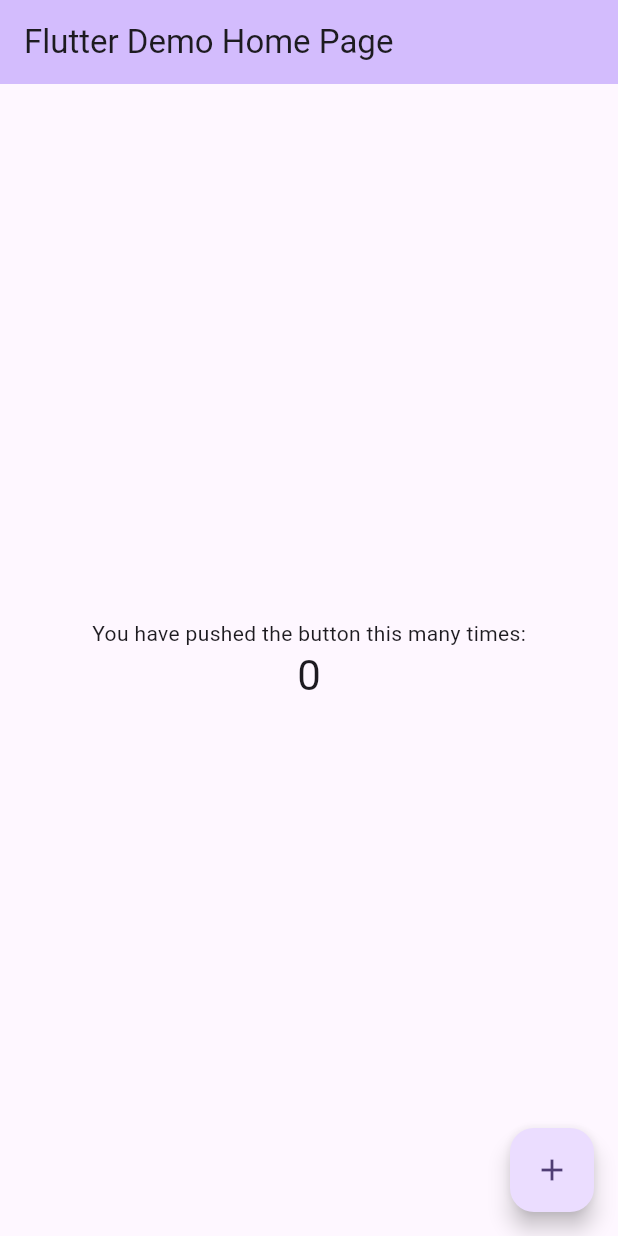
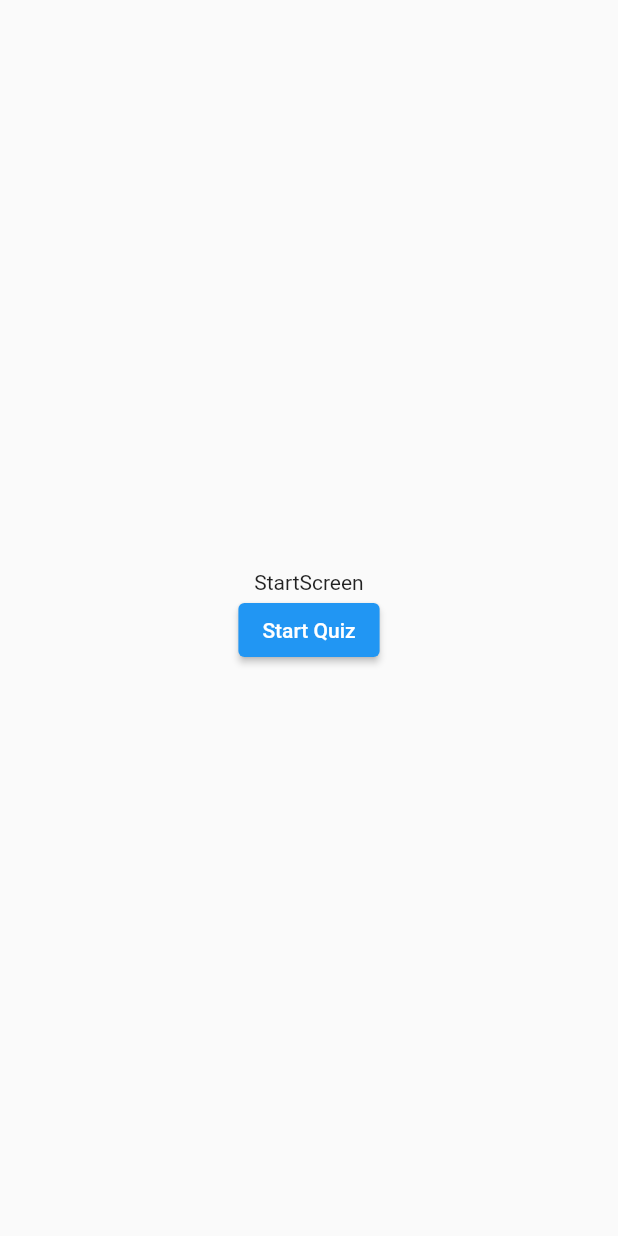
Before and after one commit to nishant-bhandigare/QuizApp, a Flutter app: the screen it shows after launch, on a phone screen of 412 x 824 dp. Run offline on Flutter 3.47's test engine with Material 2 defaults, Android fonts, the phone set to English and light mode, and no system bars.

Commit message:
completed basic quiz working without calculating marks

```diff
--- /dev/null
+++ b/lib/data/questions.dart
@@ -0,0 +1,55 @@
+import 'package:quizapp/models/quiz_question.dart';
+
+const questions = [
+  QuizQuestion(
+    'What are the main building blocks of Flutter UIs?',
+    [
+      'Widgets',
+      'Components',
+      'Blocks',
+      'Functions',
+    ],
+  ),
+  QuizQuestion('How are Flutter UIs built?', [
+    'By combining widgets in code',
+    'By combining widgets in a visual editor',
+    'By defining widgets in config files',
+    'By using XCode for iOS and Android Studio for Android',
+  ]),
+  QuizQuestion(
+    'What\'s the purpose of a StatefulWidget?',
+    [
+      'Update UI as data changes',
+      'Update data as UI changes',
+      'Ignore data changes',
+      'Render UI that does not depend on data',
+    ],
+  ),
+  QuizQuestion(
+    'Which widget should you try to use more often: StatelessWidget or StatefulWidget?',
+    [
+      'StatelessWidget',
+      'StatefulWidget',
+      'Both are equally good',
+      'None of the above',
+    ],
+  ),
+  QuizQuestion(
+    'What happens if you change data in a StatelessWidget?',
+    [
+      'The UI is not updated',
+      'The UI is updated',
+      'The closest StatefulWidget is updated',
+      'Any nested StatefulWidgets are updated',
+    ],
+  ),
+  QuizQuestion(
+    'How should you update data inside of StatefulWidgets?',
+    [
+      'By calling setState()',
+      'By calling updateData()',
+      'By calling updateUI()',
+      'By calling updateState()',
+    ],
+  ),
+];
--- a/lib/main.dart
+++ b/lib/main.dart
@@ -1,125 +1,8 @@
 import 'package:flutter/material.dart';
+import 'package:quizapp/screens/home.dart';
 
-void main() {
-  runApp(const MyApp());
+void main(){
+  runApp(MaterialApp(
+    home: Home(),
+  ));
 }
-
-class MyApp extends StatelessWidget {
-  const MyApp({super.key});
-
-  // This widget is the root of your application.
-  @override
-  Widget build(BuildContext context) {
-    return MaterialApp(
-      title: 'Flutter Demo',
-      theme: ThemeData(
-        // This is the theme of your application.
-        //
-        // TRY THIS: Try running your application with "flutter run". You'll see
-        // the application has a blue toolbar. Then, without quitting the app,
-        // try changing the seedColor in the colorScheme below to Colors.green
-        // and then invoke "hot reload" (save your changes or press the "hot
-        // reload" button in a Flutter-supported IDE, or press "r" if you used
-        // the command line to start the app).
-        //
-        // Notice that the counter didn't reset back to zero; the application
-        // state is not lost during the reload. To reset the state, use hot
-        // restart instead.
-        //
-        // This works for code too, not just values: Most code changes can be
-        // tested with just a hot reload.
-        colorScheme: ColorScheme.fromSeed(seedColor: Colors.deepPurple),
-        useMaterial3: true,
-      ),
-      home: const MyHomePage(title: 'Flutter Demo Home Page'),
-    );
-  }
-}
-
-class MyHomePage extends StatefulWidget {
-  const MyHomePage({super.key, required this.title});
-
-  // This widget is the home page of your application. It is stateful, meaning
-  // that it has a State object (defined below) that contains fields that affect
-  // how it looks.
-
-  // This class is the configuration for the state. It holds the values (in this
-  // case the title) provided by the parent (in this case the App widget) and
-  // used by the build method of the State. Fields in a Widget subclass are
-  // always marked "final".
-
-  final String title;
-
-  @override
-  State<MyHomePage> createState() => _MyHomePageState();
-}
-
-class _MyHomePageState extends State<MyHomePage> {
-  int _counter = 0;
-
-  void _incrementCounter() {
-    setState(() {
-      // This call to setState tells the Flutter framework that something has
-      // changed in this State, which causes it to rerun the build method below
-      // so that the display can reflect the updated values. If we changed
-      // _counter without calling setState(), then the build method would not be
-      // called again, and so nothing would appear to happen.
-      _counter++;
-    });
-  }
-
-  @override
-  Widget build(BuildContext context) {
-    // This method is rerun every time setState is called, for instance as done
-    // by the _incrementCounter method above.
-    //
-    // The Flutter framework has been optimized to make rerunning build methods
-    // fast, so that you can just rebuild anything that needs updating rather
-    // than having to individually change instances of widgets.
-    return Scaffold(
-      appBar: AppBar(
-        // TRY THIS: Try changing the color here to a specific color (to
-        // Colors.amber, perhaps?) and trigger a hot reload to see the AppBar
-        // change color while the other colors stay the same.
-        backgroundColor: Theme.of(context).colorScheme.inversePrimary,
-        // Here we take the value from the MyHomePage object that was created by
-        // the App.build method, and use it to set our appbar title.
-        title: Text(widget.title),
-      ),
-      body: Center(
-        // Center is a layout widget. It takes a single child and positions it
-        // in the middle of the parent.
-        child: Column(
-          // Column is also a layout widget. It takes a list of children and
-          // arranges them vertically. By default, it sizes itself to fit its
-          // children horizontally, and tries to be as tall as its parent.
-          //
-          // Column has various properties to control how it sizes itself and
-          // how it positions its children. Here we use mainAxisAlignment to
-          // center the children vertically; the main axis here is the vertical
-          // axis because Columns are vertical (the cross axis would be
-          // horizontal).
-          //
-          // TRY THIS: Invoke "debug painting" (choose the "Toggle Debug Paint"
-          // action in the IDE, or press "p" in the console), to see the
-          // wireframe for each widget.
-          mainAxisAlignment: MainAxisAlignment.center,
-          children: <Widget>[
-            const Text(
-              'You have pushed the button this many times:',
-            ),
-            Text(
-              '$_counter',
-              style: Theme.of(context).textTheme.headlineMedium,
-            ),
-          ],
-        ),
-      ),
-      floatingActionButton: FloatingActionButton(
-        onPressed: _incrementCounter,
-        tooltip: 'Increment',
-        child: const Icon(Icons.add),
-      ), // This trailing comma makes auto-formatting nicer for build methods.
-    );
-  }
-}
--- /dev/null
+++ b/lib/screens/StartScreen.dart
@@ -0,0 +1,22 @@
+import 'package:flutter/material.dart';
+
+class StartScreen extends StatelessWidget {
+  StartScreen({super.key, required this.startQuiz});
+
+  final Function() startQuiz;
+
+  @override
+  Widget build(BuildContext context) {
+    return Center(
+      child: Column(
+        mainAxisAlignment: MainAxisAlignment.center,
+        children: [
+          const Text("StartScreen"),
+          ElevatedButton(onPressed: (){
+            startQuiz();
+          }, child: const Text("Start Quiz")),
+        ],
+      ),
+    );
+  }
+}
--- /dev/null
+++ b/lib/screens/home.dart
@@ -0,0 +1,53 @@
+import 'package:flutter/material.dart';
+import 'package:quizapp/data/questions.dart';
+import 'package:quizapp/screens/QuestionsScreen.dart';
+import 'package:quizapp/screens/ResultsScreen.dart';
+import 'package:quizapp/screens/StartScreen.dart';
+
+class Home extends StatefulWidget {
+  const Home({super.key});
+
+  @override
+  State<Home> createState() => _HomeState();
+}
+
+class _HomeState extends State<Home> {
+  List<String> selectedAnswers = [];
+  var activeScreen = 'start-screen';
+
+  void startQuiz() {
+    setState(() {
+      activeScreen = 'questions-screen';
+    });
+  }
+
+  void restartQuiz() {
+    setState(() {
+      activeScreen = 'questions-screen';
+      selectedAnswers = [];
+    });
+  }
+
+  void chooseAnswer(String selectedAnswer) {
+    selectedAnswers.add(selectedAnswer);
+    if (selectedAnswers.length == questions.length) {
+      setState(() {
+        activeScreen = "results-screen";
+      });
+    }
+  }
+
+  @override
+  Widget build(BuildContext context) {
+    Widget screenWidget = StartScreen(startQuiz: startQuiz);
+    if (activeScreen == 'questions-screen') {
+      screenWidget = QuestionsScreen(chooseAnswer: chooseAnswer);
+    }
+    if (activeScreen == 'results-screen') {
+      screenWidget = ResultsScreen(restartQuiz: restartQuiz,);
+    }
+    return Scaffold(
+      body: screenWidget,
+    );
+  }
+}
```
Also changed, not shown: lib/models/quiz_question.dart (added, +12 -0 lines), lib/screens/QuestionsScreen.dart (added, +46 -0 lines), lib/screens/ResultsScreen.dart (added, +20 -0 lines), lib/widgets/AnswerButton.dart (added, +18 -0 lines).
